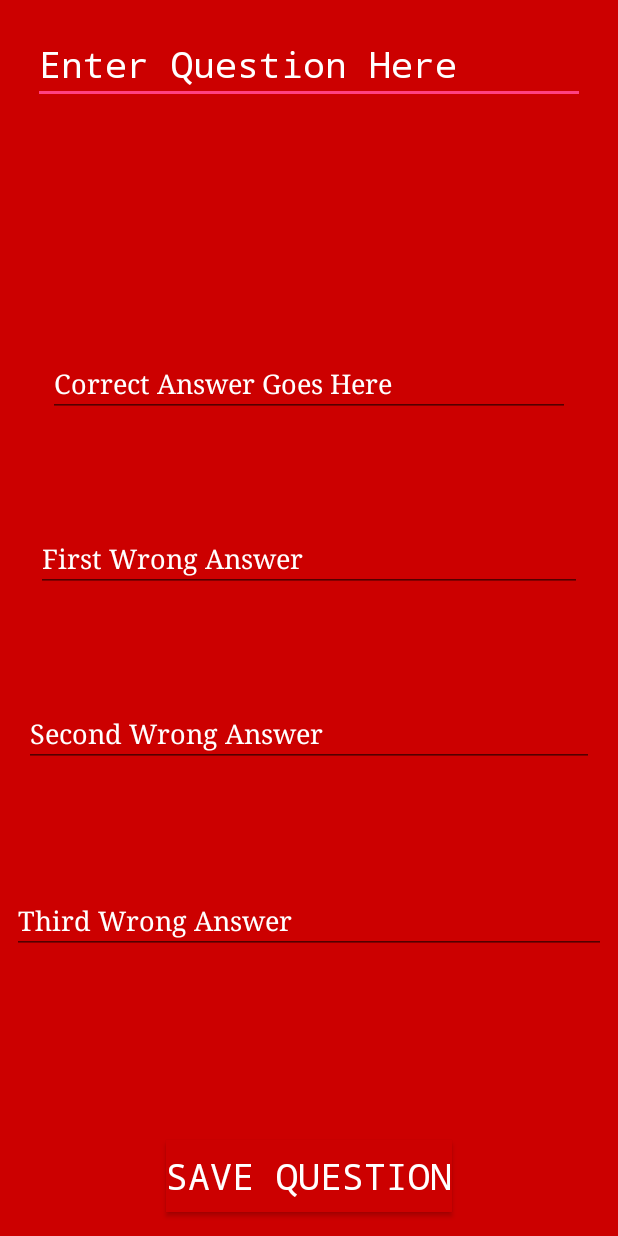
After one commit to ProfessionalNerd93/TriviaGame, an Android app: the layout fragment_question_creator.xml on its own in the app's theme, with its tools: preview values and no code run, on a phone screen of 412 x 824 dp. The commit adds this screen. Run offline under Robolectric (Android 15) with nearby library versions, the phone set to English and light mode, and no system bars.

Commit message:
First Fragment Completed

```diff
--- /dev/null
+++ b/app/src/main/res/layout/fragment_question_creator.xml
@@ -0,0 +1,116 @@
+<?xml version="1.0" encoding="utf-8"?>
+<android.support.constraint.ConstraintLayout xmlns:android="http://schemas.android.com/apk/res/android"
+    xmlns:app="http://schemas.android.com/apk/res-auto"
+    xmlns:tools="http://schemas.android.com/tools"
+    android:layout_width="match_parent"
+    android:layout_height="match_parent"
+    android:background="@android:color/holo_red_dark">
+
+    <Button
+        android:id="@+id/save_question_button"
+        android:layout_width="wrap_content"
+        android:layout_height="wrap_content"
+        android:layout_marginBottom="16dp"
+        android:background="@android:color/holo_red_dark"
+        android:fontFamily="monospace"
+        android:text="@string/save_question"
+        android:textColor="@android:color/background_light"
+        android:textSize="24sp"
+        app:layout_constraintBottom_toBottomOf="parent"
+        app:layout_constraintEnd_toEndOf="parent"
+        app:layout_constraintStart_toStartOf="parent" />
+
+    <EditText
+        android:id="@+id/question_editText"
+        android:layout_width="368dp"
+        android:layout_height="wrap_content"
+        android:layout_marginEnd="8dp"
+        android:layout_marginStart="8dp"
+        android:layout_marginTop="16dp"
+        android:ems="10"
+        android:fontFamily="monospace"
+        android:inputType="textPersonName"
+        android:text="@string/enter_question_here"
+        android:textColor="@android:color/background_light"
+        android:textSize="24sp"
+        app:layout_constraintEnd_toEndOf="parent"
+        app:layout_constraintStart_toStartOf="parent"
+        app:layout_constraintTop_toTopOf="parent" />
+
+    <EditText
+        android:id="@+id/correct_answer_editText"
+        android:layout_width="0dp"
+        android:layout_height="wrap_content"
+        android:layout_marginBottom="8dp"
+        android:layout_marginEnd="8dp"
+        android:layout_marginStart="8dp"
+        android:layout_marginTop="100dp"
+        android:ems="10"
+        android:fontFamily="serif"
+        android:hint="@string/correct_answer_goes_here"
+        android:inputType="textPersonName"
+        android:textColorHint="@android:color/background_light"
+        android:textSize="18sp"
+        app:layout_constraintBottom_toTopOf="@+id/first_wrong_answer_editText"
+        app:layout_constraintEnd_toEndOf="@+id/first_wrong_answer_editText"
+        app:layout_constraintHorizontal_bias="0.0"
+        app:layout_constraintStart_toStartOf="@+id/first_wrong_answer_editText"
+        app:layout_constraintTop_toBottomOf="@+id/question_editText" />
+
+    <EditText
+        android:id="@+id/first_wrong_answer_editText"
+        android:layout_width="0dp"
+        android:layout_height="wrap_content"
+        android:layout_marginBottom="8dp"
+        android:layout_marginEnd="8dp"
+        android:layout_marginStart="8dp"
+        android:ems="10"
+        android:fontFamily="serif"
+        android:hint="@string/first_wrong_answer"
+        android:inputType="textPersonName"
+        android:textColorHint="@android:color/background_light"
+        app:layout_constraintBottom_toTopOf="@+id/second_wrong_answer_editText"
+        app:layout_constraintEnd_toEndOf="@+id/second_wrong_answer_editText"
+        app:layout_constraintHorizontal_bias="1.0"
+        app:layout_constraintStart_toEndOf="@+id/correct_answer_editText"
+        app:layout_constraintStart_toStartOf="@+id/second_wrong_answer_editText"
+        app:layout_constraintTop_toBottomOf="@+id/correct_answer_editText" />
+
+    <EditText
+        android:id="@+id/second_wrong_answer_editText"
+        android:layout_width="0dp"
+        android:layout_height="wrap_content"
+        android:layout_marginBottom="8dp"
+        android:layout_marginEnd="8dp"
+        android:layout_marginStart="8dp"
+        android:ems="10"
+        android:fontFamily="serif"
+        android:hint="@string/second_wrong_answer"
+        android:inputType="textPersonName"
+        android:textColorHint="@android:color/background_light"
+        app:layout_constraintBottom_toTopOf="@+id/third_wrong_answer_editText"
+        app:layout_constraintEnd_toEndOf="@+id/third_wrong_answer_editText"
+        app:layout_constraintHorizontal_bias="1.0"
+        app:layout_constraintStart_toEndOf="@+id/first_wrong_answer_editText"
+        app:layout_constraintStart_toStartOf="@+id/third_wrong_answer_editText"
+        app:layout_constraintTop_toBottomOf="@+id/first_wrong_answer_editText" />
+
+    <EditText
+        android:id="@+id/third_wrong_answer_editText"
+        android:layout_width="0dp"
+        android:layout_height="wrap_content"
+        android:layout_marginBottom="60dp"
+        android:layout_marginEnd="8dp"
+        android:layout_marginStart="8dp"
+        android:layout_marginTop="8dp"
+        android:ems="10"
+        android:fontFamily="serif"
+        android:hint="@string/third_wrong_answer"
+        android:inputType="textPersonName"
+        android:textColorHint="@android:color/background_light"
+        app:layout_constraintBottom_toTopOf="@+id/save_question_button"
+        app:layout_constraintEnd_toEndOf="parent"
+        app:layout_constraintStart_toEndOf="@+id/second_wrong_answer_editText"
+        app:layout_constraintStart_toStartOf="parent"
+        app:layout_constraintTop_toBottomOf="@+id/second_wrong_answer_editText" />
+</android.support.constraint.ConstraintLayout>
--- a/app/src/main/res/values/strings.xml
+++ b/app/src/main/res/values/strings.xml
@@ -1,3 +1,9 @@
 <resources>
     <string name="app_name">TriviaApp</string>
+    <string name="save_question">Save Question</string>
+    <string name="enter_question_here">Enter Question Here</string>
+    <string name="correct_answer_goes_here">Correct Answer Goes Here</string>
+    <string name="first_wrong_answer">First Wrong Answer</string>
+    <string name="second_wrong_answer">Second Wrong Answer</string>
+    <string name="third_wrong_answer">Third Wrong Answer</string>
 </resources>
```
Also changed, not shown: app/src/main/res/layout/activity_main.xml (+48 -6 lines).
